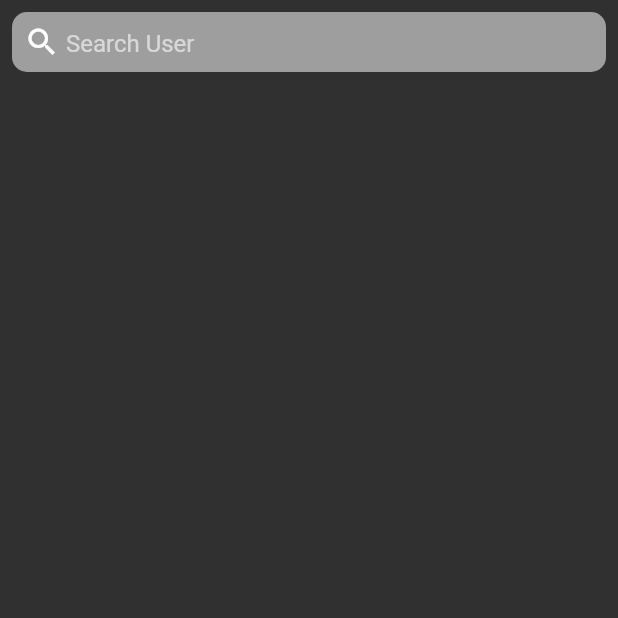
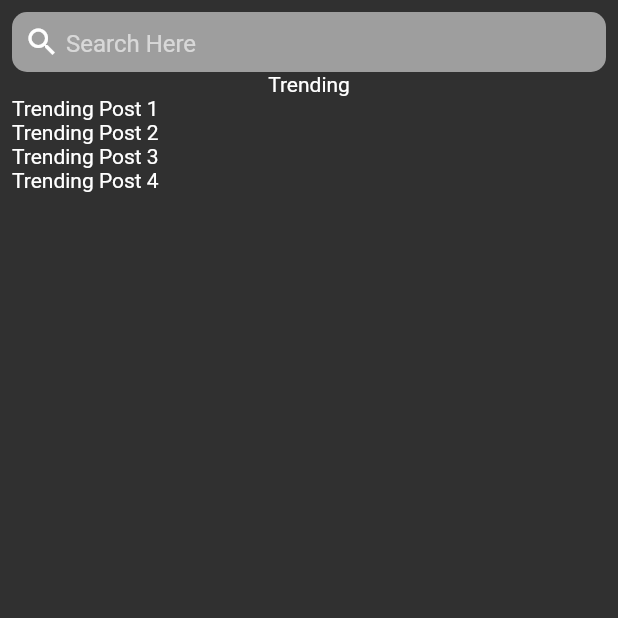
Before and after one commit to Yuvraj02/social_media, a Flutter app: the SearchScreen screen opened directly, on a phone screen of 412 x 824 dp, the top half of it. Run offline on Flutter 3.47's test engine with Material 2 defaults, Android fonts, the phone set to English and light mode, and no system bars; our stand-ins replace cached_network_image, cloud_firestore, firebase_auth, firebase_core, firebase_storage, flutter_cache_manager and 2 more; accounts and stored records are empty; network calls fail.

Commit message:
Added Search Function

```diff
--- a/lib/models/user_model.dart
+++ b/lib/models/user_model.dart
@@ -1,14 +1,20 @@
 class User {
   String? email;
   String uid;
+  String userName;
   String? name;
   String? profilePhoto;
   bool isVerifiedEntity;
   List following;
   List followers;
+  String nameSearchKey;
+  String usernameSearchKey;
 
   User(
-      {required this.name,
+      {required this.userName,
+        required this.nameSearchKey,
+        required this.usernameSearchKey,
+      required this.name,
       required this.uid,
       required this.email,
       this.isVerifiedEntity = false,
@@ -18,11 +24,16 @@ class User {
 
   Map<String, dynamic> toJson() {
     return <String, dynamic>{
+      "username": userName,
       "email": email,
       "uid": uid,
       "name": name,
       "profilePhoto": profilePhoto,
       "isVerifiedEntity": isVerifiedEntity,
+      "followers": followers,
+      "following": following,
+      "searchKey" : nameSearchKey,
+      "usernameSearchKey":usernameSearchKey,
     };
   }
 }
--- a/lib/screens/login_screen.dart
+++ b/lib/screens/login_screen.dart
@@ -1,9 +1,8 @@
 import 'package:flutter/material.dart';
-import 'package:social_media/screens/home_screen.dart';
 import 'package:social_media/screens/newUserScreens/club_selection_screen.dart';
 import 'package:social_media/screens/registrationScreens/register_entity_screen.dart';
 import 'package:social_media/screens/registrationScreens/register_student_screen.dart';
-import 'package:social_media/screens/screens_handler.dart';
+import 'package:social_media/screens/userScreens/screens_handler.dart';
 import 'package:social_media/utilities/auth_helper.dart';
 
 class LoginScreen extends StatefulWidget {
--- a/lib/screens/newUserScreens/edit_profile_screen.dart
+++ b/lib/screens/newUserScreens/edit_profile_screen.dart
@@ -1,7 +1,6 @@
 import 'package:firebase_auth/firebase_auth.dart';
 import 'package:flutter/material.dart';
-import 'package:social_media/screens/home_screen.dart';
-import 'package:social_media/screens/screens_handler.dart';
+import 'package:social_media/screens/userScreens/screens_handler.dart';
 
 class EditProfileNewUser extends StatelessWidget {
   User user;
--- a/lib/screens/search_screen.dart
+++ /dev/null
@@ -1,14 +0,0 @@
-import 'package:flutter/material.dart';
-import 'package:social_media/widgets/search_bar.dart';
-
-class SearchScreen extends StatelessWidget {
-  const SearchScreen({Key? key}) : super(key: key);
-
-  @override
-  Widget build(BuildContext context) {
-    return Scaffold(body: SafeArea(child: Padding(
-      padding: const EdgeInsets.all(8.0),
-      child: Column(children: [SearchBar()],),
-    )),);
-  }
-}
--- a/lib/screens/clubs_screen.dart
+++ b/lib/screens/userScreens/clubs_screen.dart
@@ -3,7 +3,6 @@ import 'package:flutter/material.dart';
 import 'package:provider/provider.dart';
 import 'package:social_media/providers/clubs_screen_provider.dart';
 
-import '../widgets/post_card.dart';
 
 class ClubScreen extends StatelessWidget {
   const ClubScreen({Key? key}) : super(key: key);
--- a/lib/screens/screens_handler.dart
+++ b/lib/screens/userScreens/screens_handler.dart
@@ -1,6 +1,6 @@
 import 'package:flutter/material.dart';
-import 'package:social_media/screens/profile_screen.dart';
-import 'package:social_media/screens/search_screen.dart';
+import 'package:social_media/screens/userScreens/profile_screen.dart';
+import 'package:social_media/screens/userScreens/search_screen.dart';
 import 'package:social_media/utilities/auth_helper.dart';
 import 'clubs_screen.dart';
 import 'events_screen.dart';
--- /dev/null
+++ b/lib/screens/userScreens/search_screen.dart
@@ -0,0 +1,95 @@
+import 'package:flutter/material.dart';
+import 'package:provider/provider.dart';
+import 'package:social_media/providers/search_trending_provider.dart';
+
+class SearchScreen extends StatefulWidget {
+  const SearchScreen({Key? key}) : super(key: key);
+
+  @override
+  State<SearchScreen> createState() => _SearchScreenState();
+}
+
+class _SearchScreenState extends State<SearchScreen> {
+  //var searchController = TextEditingController();
+  bool isSearching = false;
+
+  @override
+  Widget build(BuildContext context) {
+    SearchAndTrendingProvider provider =
+        Provider.of<SearchAndTrendingProvider>(context);
+
+    return Scaffold(
+      body: SafeArea(
+          child: Padding(
+        padding: const EdgeInsets.all(8.0),
+        child: Column(
+          children: [
+            Container(
+              decoration: BoxDecoration(
+                borderRadius: BorderRadius.circular(10),
+                color: Colors.grey,
+              ),
+              width: MediaQuery.of(context).size.width,
+              height: 40,
+              child: Padding(
+                padding: const EdgeInsets.only(left: 8.0),
+                child: Row(
+                  children: [
+                    const Icon(Icons.search),
+                    const SizedBox(
+                      width: 4,
+                    ),
+                    Expanded(
+                      child: FocusScope(
+                        child: Focus(
+                          onFocusChange: (focus) {
+                            setState(() {
+                              isSearching = focus;
+                            });
+                          },
+                          child: TextField(
+                            onChanged: (value) =>
+                                provider.initiateSearch(value),
+                            decoration: const InputDecoration(
+                                border: InputBorder.none,
+                                hintText: "Search Here"),
+                          ),
+                        ),
+                      ),
+                    )
+                  ],
+                ),
+              ),
+            ),
+            !isSearching
+                ? Column(
+                    children: [
+                      Text("Trending"),
+                      ListView(
+                        shrinkWrap: true,
+                        scrollDirection: Axis.vertical,
+                        children: [
+                          Text("Trending Post 1"),
+                          Text("Trending Post 2"),
+                          Text("Trending Post 3"),
+                          Text("Trending Post 4"),
+                        ],
+                      ),
+                    ],
+                  )
+                : ListView.builder(
+                    shrinkWrap: true,
+                    itemCount: provider.tempSearchStore.length,
+                    itemBuilder: (context, index) {
+                      print(provider.tempSearchStore[index]['name']);
+                      return ListTile(
+                        title: Text(provider.tempSearchStore[index]['username']),
+                        subtitle: Text(provider.tempSearchStore[index]['name']),
+                      );
+                    }),
+          ],
+        ),
+      )),
+    );
+  }
+}
--- a/lib/widgets/search_bar.dart
+++ b/lib/widgets/search_bar.dart
@@ -1,14 +1,16 @@
 import 'package:flutter/material.dart';
+import 'package:social_media/providers/search_trending_provider.dart';
 
 class SearchBar extends StatefulWidget {
-  const SearchBar({Key? key}) : super(key: key);
+  SearchAndTrendingProvider? searchAndTrendingProvider;
+
+  SearchBar({this.searchAndTrendingProvider});
 
   @override
   State<SearchBar> createState() => _SearchBarState();
 }
 
 class _SearchBarState extends State<SearchBar> {
-
   var searchController = TextEditingController();
 
   @override
@@ -25,13 +27,21 @@ class _SearchBarState extends State<SearchBar> {
         child: Row(
           children: [
             const Icon(Icons.search),
-            const SizedBox(width: 4,),
+            const SizedBox(
+              width: 4,
+            ),
             Expanded(
-              child: TextFormField(
-                controller: searchController,
-                decoration: const InputDecoration(
-                    border: InputBorder.none,
-                    hintText: "Search User"),
+              child: FocusScope(
+                child: Focus(
+                  onFocusChange: (focus) {
+                    print("Focus : $focus");
+                  },
+                  child: TextField(
+                    controller: searchController,
+                    decoration: const InputDecoration(
+                        border: InputBorder.none, hintText: "Search User"),
+                  ),
+                ),
               ),
             )
           ],
--- a/pubspec.yaml
+++ b/pubspec.yaml
@@ -34,6 +34,9 @@ dependencies:
   image_picker: ^0.8.5
   firebase_storage: ^10.2.12
   uuid: ^3.0.6
+  image_cropper: ^1.5.1
+  cached_network_image: ^3.2.0
+  flutter_cache_manager: ^3.3.0
   flutter:
     sdk: flutter
 
```
Also changed, not shown: lib/main.dart (+5 -3 lines), lib/providers/feed_provider.dart (+30 -5 lines), lib/providers/post_screen_provider.dart (+26 -6 lines), lib/providers/registration_provider.dart (+8 -16 lines), lib/providers/search_trending_provider.dart (added, +77 -0 lines), lib/screens/registrationScreens/register_student_screen.dart (+17 -3 lines), lib/screens/userScreens/home_screen.dart (renamed from lib/screens/home_screen.dart, +7 -11 lines), lib/widgets/post_card.dart (+5 -3 lines), lib/screens/userScreens/bookmark_screen.dart (added), lib/screens/userScreens/events_screen.dart (renamed from lib/screens/events_screen.dart), lib/screens/userScreens/profile_screen.dart (renamed from lib/screens/profile_screen.dart), pubspec.lock, 1 other file.
